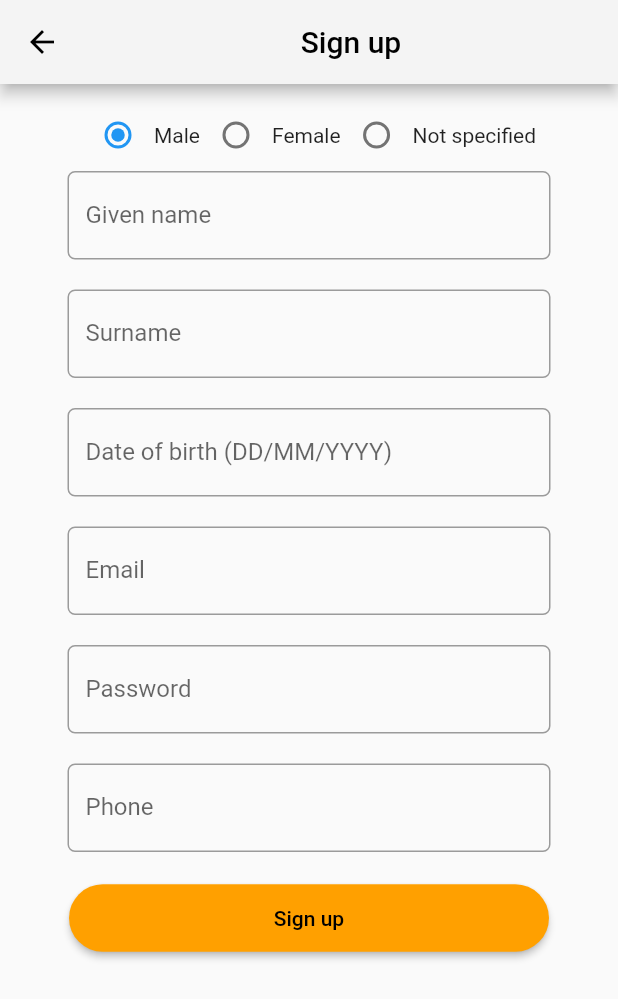
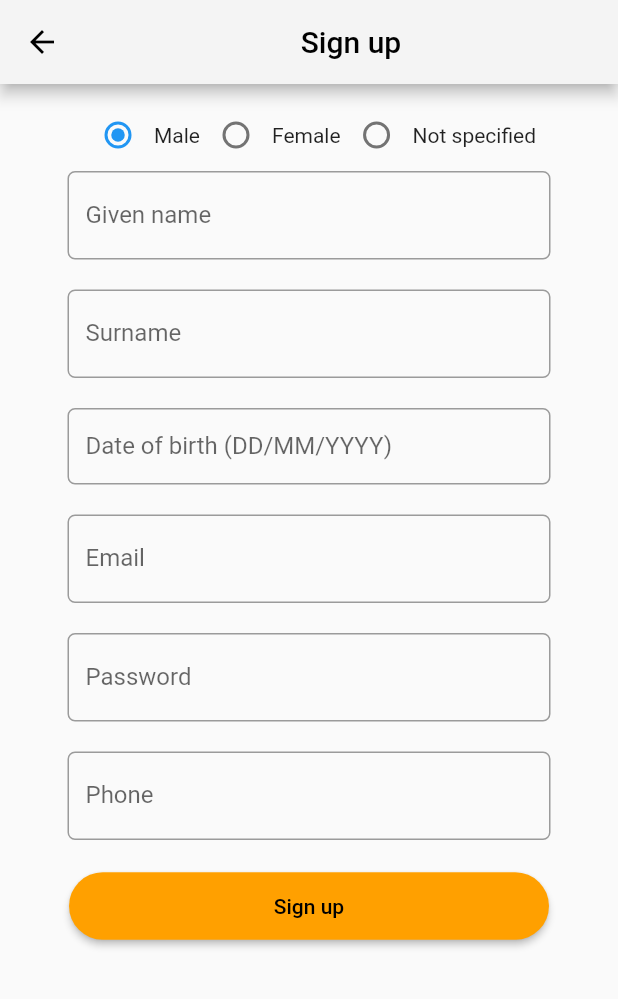
Before and after one commit to acornversion/winner_office, a Flutter app: the FormPage screen opened directly, on a phone screen of 412 x 824 dp. Shown: the top 999 px of the screen. Run offline on Flutter 3.47's test engine with Material 2 defaults, Android fonts, the light colour scheme and no system bars; missing offline and left inert: dart:ffi.

Commit message:
update : AddDateWidget

```diff
--- /dev/null
+++ b/lib/dateWidget.dart
@@ -0,0 +1,61 @@
+import 'package:flutter/material.dart';
+
+class DatePickerWidget extends StatefulWidget {
+  const DatePickerWidget(
+      {Key? key, required this.labelText, required this.pickerType})
+      : super(key: key);
+  final String labelText;
+  final String pickerType;
+  @override
+  _DatePickerWidgetState createState() => _DatePickerWidgetState();
+}
+
+class _DatePickerWidgetState extends State<DatePickerWidget> {
+  var date;
+
+  String getDate() {
+    print(widget.pickerType);
+    if (date == null) {
+      return '';
+    } else {
+      if (widget.pickerType != 'credit') {
+        return '${date.day}/${date.month}/${date.year}';
+      } else {
+        return '${date.month}/${date.year}';
+      }
+    }
+  }
+
+  @override
+  Widget build(BuildContext context) => Container(
+        margin: EdgeInsets.only(top: 20.0),
+        width: 320,
+        child: TextFormField(
+          controller: TextEditingController(text: getDate()),
+          onTap: () => pickDate(context),
+          keyboardType: TextInputType.datetime,
+          decoration: InputDecoration(
+            isDense: true,
+            border: OutlineInputBorder(
+                borderRadius: BorderRadius.all(Radius.circular(5.0))),
+            labelText: widget.labelText,
+          ),
+        ),
+      );
+
+  Future pickDate(BuildContext context) async {
+    final initialDate = DateTime.now();
+    final newDate = await showDatePicker(
+      context: context,
+      initialDate: initialDate,
+      firstDate: DateTime(DateTime.now().year - 5),
+      lastDate: DateTime(DateTime.now().year + 10),
+    );
+
+    if (newDate == null) {
+      return;
+    }
+
+    setState(() => date = newDate);
+  }
+}
--- a/lib/signUp.dart
+++ b/lib/signUp.dart
@@ -1,4 +1,5 @@
 import 'package:flutter/material.dart';
+import 'dateWidget.dart';
 
 class SignUp extends StatelessWidget {
   SignUp({
@@ -213,7 +214,7 @@ class _FormPageState extends State<FormPage> {
                       ),
                       Container(
                         width: MediaQuery.of(context).size.width,
-                        padding: EdgeInsets.only(top: 10, bottom: 10),
+                        padding: EdgeInsets.only(top: 10, bottom: 0),
                         child: TextFormField(
                           decoration: InputDecoration(
                             labelText: 'Surname',
@@ -226,15 +227,10 @@ class _FormPageState extends State<FormPage> {
                       ),
                       Container(
                         width: MediaQuery.of(context).size.width,
-                        padding: EdgeInsets.only(top: 10, bottom: 10),
-                        child: TextFormField(
-                          decoration: InputDecoration(
-                            labelText: 'Date of birth (DD/MM/YYYY)',
-                            border: OutlineInputBorder(
-                              borderRadius: BorderRadius.circular(5),
-                            ),
-                          ),
-                          initialValue: '',
+                        padding: EdgeInsets.only(top: 0, bottom: 10),
+                        child: DatePickerWidget(
+                          labelText: 'Date of birth (DD/MM/YYYY)',
+                          pickerType: 'regis',
                         ),
                       ),
                       Container(
```
Also changed, not shown: lib/more.dart (+23 -12 lines), lib/registerCredit.dart (+6 -11 lines).
